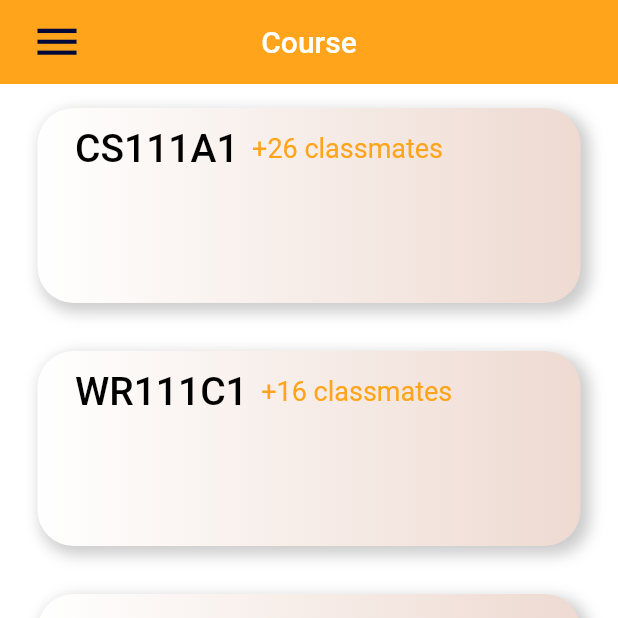
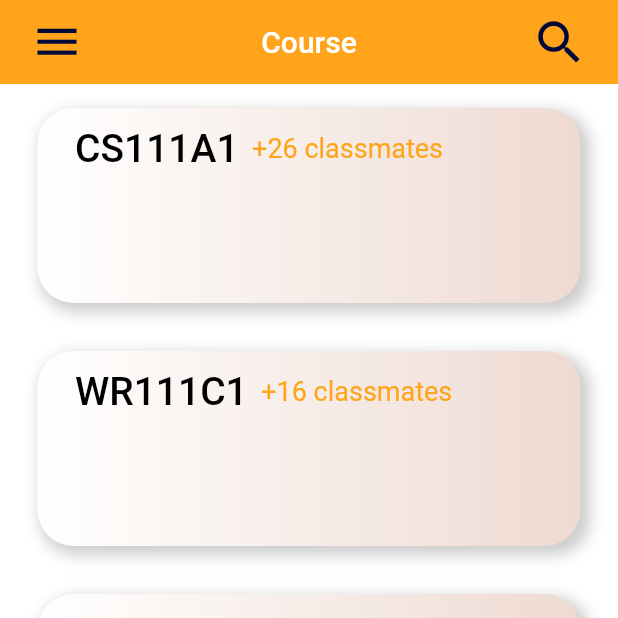
Before and after one commit to SweetSourPeter/ClassmateApp, a Flutter app: the screen it shows once a user with an empty profile is signed in, on a phone screen of 412 x 824 dp, the top half of it. Run offline on Flutter 3.47's test engine with Material 2 defaults, Android fonts, the phone set to English and light mode, and no system bars; drawn by our look-alikes of curved_navigation_bar; our stand-ins replace cloud_firestore, firebase_auth, google_sign_in; accounts and stored records are empty.

Commit message:
final menu change

```diff
--- a/lib/widgets/course_menu.dart
+++ b/lib/widgets/course_menu.dart
@@ -131,6 +131,16 @@ class _CourseMainMenuState extends State<CourseMainMenu> {
               // setMenuOpenState(true);
             },
           ),
+          actions: <Widget>[
+            IconButton(
+                iconSize: 38,
+                color: darkBlueColor,
+                padding: EdgeInsets.symmetric(horizontal: kDefaultPadding),
+                icon: Icon(Icons.search),
+                onPressed: () {
+                  //TODO
+                })
+          ],
         ),
         SliverList(
             delegate: SliverChildListDelegate(course.map<Widget>((courses) {
```
